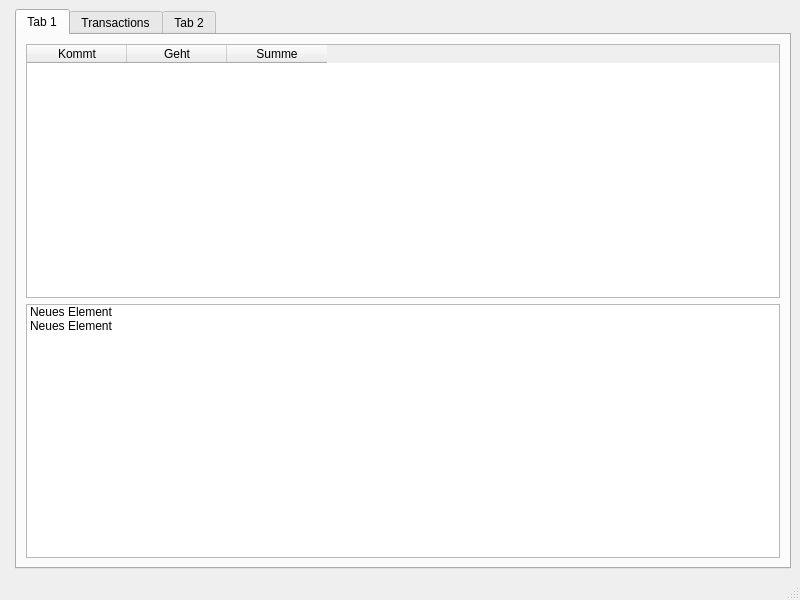
Above: ui/mainwindow.ui from dlbuchholz/aion-mirror before the change. Below: the same form after it.
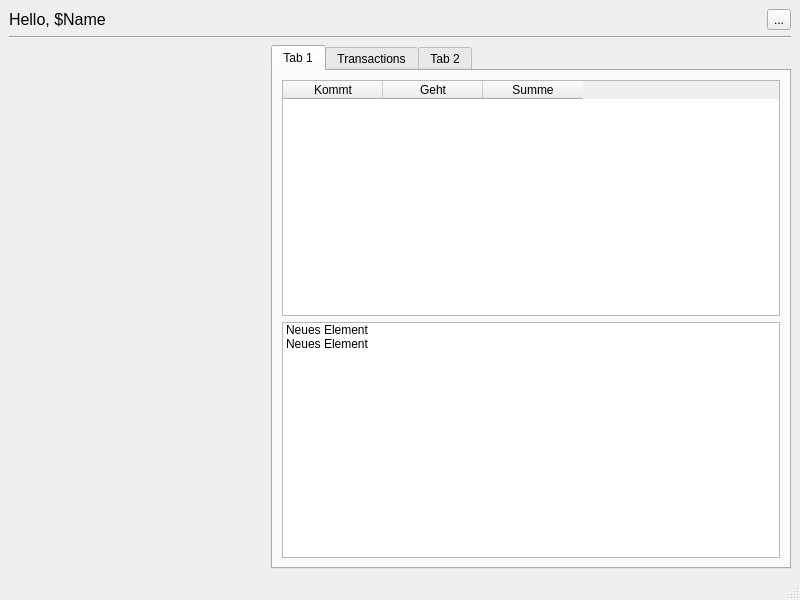
That is the form after the change. Icons and pictures are not drawn. Custom widgets are drawn as their Qt base class.

What changed in the file:
```diff
--- a/ui/mainwindow.ui
+++ b/ui/mainwindow.ui
@@ -14,7 +14,61 @@
    <string>MainWindow</string>
   </property>
   <widget class="QWidget" name="centralwidget">
-   <layout class="QHBoxLayout" name="horizontalLayout" stretch="0,0">
+   <layout class="QVBoxLayout" name="verticalLayout_3" stretch="0,0,0">
+    <item>
+     <layout class="QHBoxLayout" name="horizontalLayout_3">
+      <property name="topMargin">
+       <number>0</number>
+      </property>
+      <item>
+       <widget class="QLabel" name="label">
+        <property name="font">
+         <font>
+          <pointsize>12</pointsize>
+         </font>
+        </property>
+        <property name="text">
+         <string>Hello, $Name</string>
+        </property>
+       </widget>
+      </item>
+      <item>
+       <spacer name="horizontalSpacer">
+        <property name="orientation">
+         <enum>Qt::Orientation::Horizontal</enum>
+        </property>
+        <property name="sizeHint" stdset="0">
+         <size>
+          <width>40</width>
+          <height>20</height>
+         </size>
+        </property>
+       </spacer>
+      </item>
+      <item>
+       <widget class="QToolButton" name="toolButton">
+        <property name="text">
+         <string>...</string>
+        </property>
+        <property name="icon">
+         <iconset theme="QIcon::ThemeIcon::SystemLogOut"/>
+        </property>
+       </widget>
+      </item>
+     </layout>
+    </item>
+    <item>
+     <widget class="Line" name="line">
+      <property name="orientation">
+       <enum>Qt::Orientation::Horizontal</enum>
+      </property>
+     </widget>
+    </item>
+    <item>
+     <layout class="QHBoxLayout" name="horizontalLayout">
+      <property name="topMargin">
+       <number>0</number>
+      </property>
     <item>
      <widget class="AccountBalanceListWidget" name="accountBalanceListWidget" native="true">
       <property name="sizePolicy">
@@ -23,6 +77,12 @@
         <verstretch>0</verstretch>
        </sizepolicy>
       </property>
+        <property name="minimumSize">
+         <size>
+          <width>256</width>
+          <height>0</height>
+         </size>
+        </property>
      </widget>
     </item>
     <item>
@@ -84,6 +144,8 @@
        </attribute>
       </widget>
      </widget>
+      </item>
+     </layout>
     </item>
    </layout>
   </widget>
```
Left out of the diff: 3 changed lines with no effect on the pictures. Lines whose indentation alone changed are shown as unchanged.
